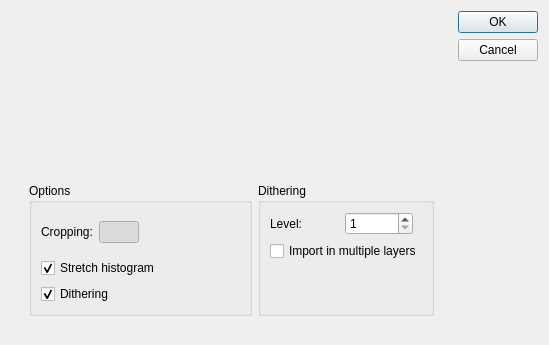
Old version of the form dialogs/importdialog.ui in the repository nick-keller/crusher_repack.
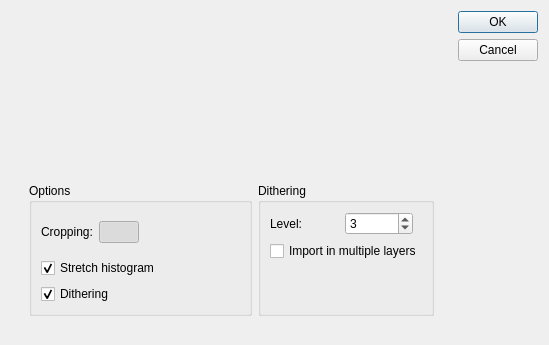
New version of the form. Icons and pictures are not drawn. Custom widgets are drawn as their Qt base class.

```diff
--- a/dialogs/importdialog.ui
+++ b/dialogs/importdialog.ui
@@ -267,6 +267,9 @@
                  <property name="maximum">
                   <number>5</number>
                  </property>
+                 <property name="value">
+                  <number>3</number>
+                 </property>
                 </widget>
                </item>
               </layout>
```
